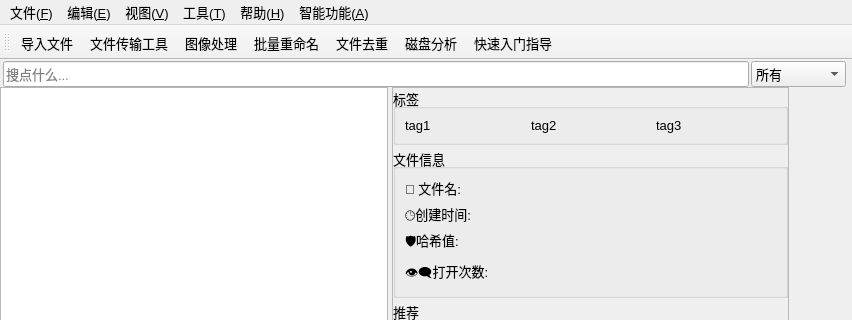
uxinghai/ICMA-Qt, file UI/MainWindow.ui: the form before one commit; both pictures show x 0 to 852 and y 0 to 320 of the 852 by 600 pixel window.
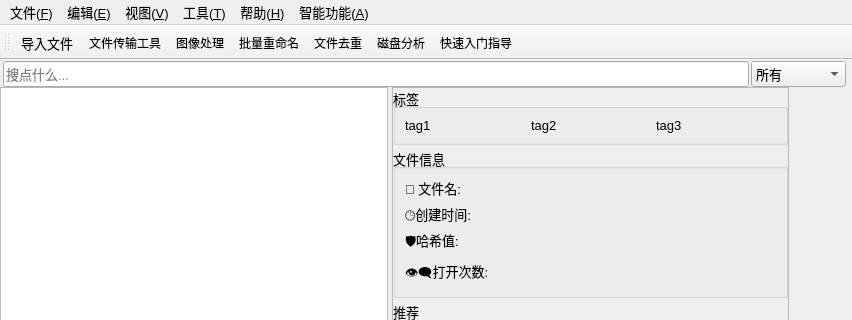
The form after the commit. Icons and pictures are not drawn. Custom widgets are drawn as their Qt base class.

What changed in the file:
```diff
--- a/UI/MainWindow.ui
+++ b/UI/MainWindow.ui
@@ -784,7 +784,7 @@
    <property name="font">
     <font>
      <family>Microsoft YaHei UI</family>
-     <pointsize>10</pointsize>
+     <pointsize>9</pointsize>
      <italic>false</italic>
      <bold>false</bold>
     </font>
@@ -795,6 +795,12 @@
    <property name="windowTitle">
     <string>toolBar</string>
    </property>
+   <property name="iconSize">
+    <size>
+     <width>20</width>
+     <height>20</height>
+    </size>
+   </property>
    <property name="toolButtonStyle">
     <enum>Qt::ToolButtonTextUnderIcon</enum>
    </property>
```
Left out of the diff: 2 changed lines with no effect on the pictures.
